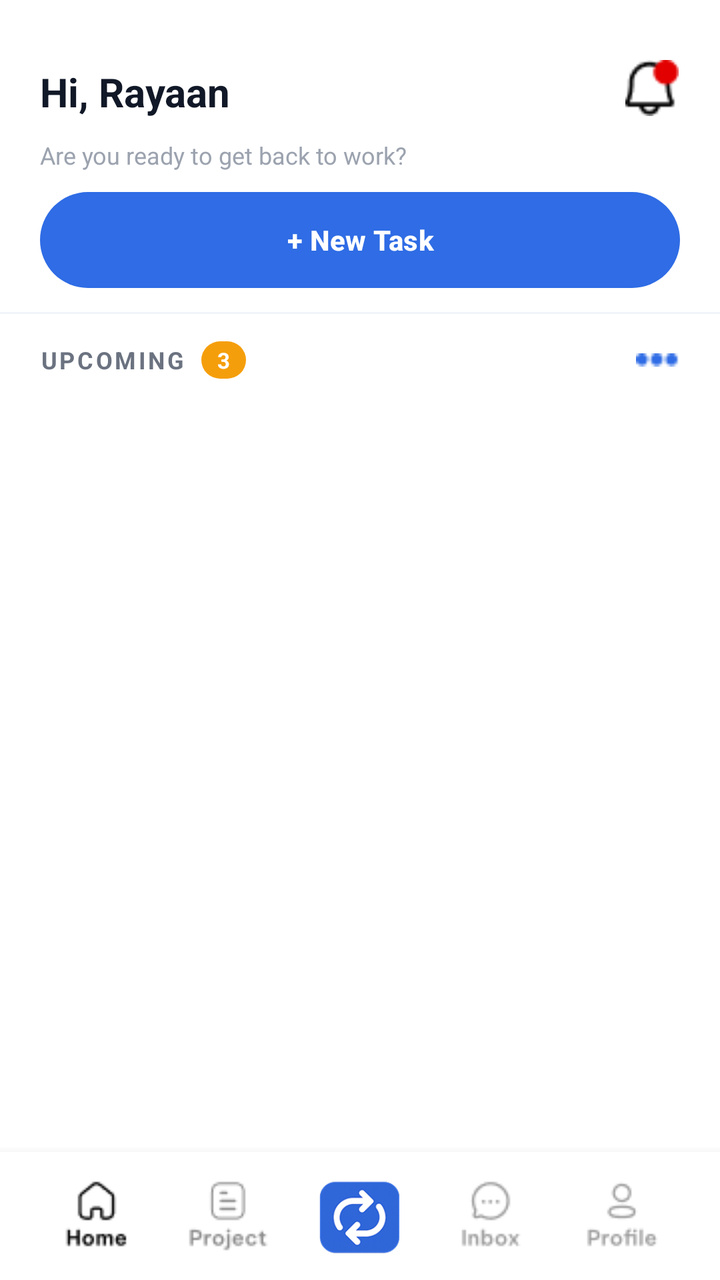
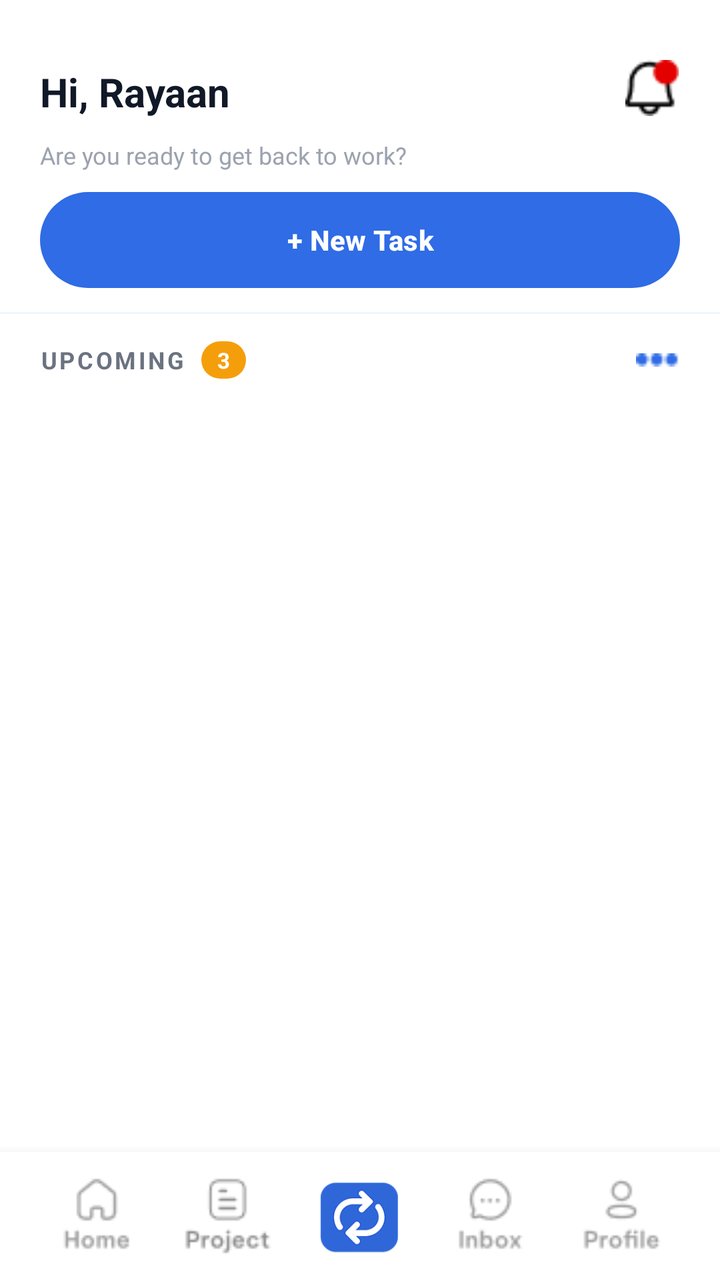

Before-and-after screenshots of an Android layout around one commit, followed by the original layout XML and the change that was made.
<!-- AndroidManifest.xml: application theme Theme.Teamflow -->
<!-- res/layout/activity_home_page.xml -->
<RelativeLayout xmlns:android="http://schemas.android.com/apk/res/android"
    xmlns:app="http://schemas.android.com/apk/res-auto"
    android:layout_width="match_parent"
    android:layout_height="match_parent"
    xmlns:tools="http://schemas.android.com/tools"
    android:id="@+id/main"
    android:background="#FFFFFF"
    tools:context=".home_page">

    
    <LinearLayout
        android:id="@+id/header"
        android:layout_width="match_parent"
        android:layout_height="88dp"
        android:orientation="horizontal"
        android:paddingStart="20dp"
        android:paddingEnd="20dp"
        android:gravity="center_vertical">

        <LinearLayout
            android:layout_marginTop="15dp"
            android:layout_width="0dp"
            android:layout_height="wrap_content"
            android:layout_weight="1"
            android:orientation="vertical">

            <TextView
                android:id="@+id/tvHello"
                android:layout_width="wrap_content"
                android:layout_height="wrap_content"
                android:text="Hi, Rayaan"
                android:textColor="#111827"
                android:textSize="20sp"
                android:textStyle="bold" />

            <TextView
                android:layout_marginTop="10dp"
                android:id="@+id/tvPrompt"
                android:layout_width="wrap_content"
                android:layout_height="wrap_content"
                android:text="Are you ready to get back to work?"
                android:textColor="#9CA3AF"
                android:textSize="12sp" />
        </LinearLayout>

        <RelativeLayout
            android:layout_width="28dp"
            android:layout_height="28dp">

            <ImageView
                android:id="@+id/ivBell"
                android:layout_width="match_parent"
                android:layout_height="match_parent"
                android:src="@drawable/bell_icon" />


        </RelativeLayout>
    </LinearLayout>

    
    <Button
        android:id="@+id/btnNewTask"
        android:layout_width="match_parent"
        android:layout_height="48dp"
        android:layout_below="@id/header"
        android:layout_marginStart="20dp"
        android:layout_marginEnd="20dp"
        android:layout_marginTop="8dp"
        android:text="+ New Task"
        android:textAllCaps="false"
        android:textStyle="bold"
        android:textColor="@android:color/white"
        android:background="@drawable/bg_btn_pill_blue"
        android:backgroundTint="@null" />

    <View
        android:id="@+id/dividerTop"
        android:layout_width="match_parent"
        android:layout_height="1dp"
        android:layout_below="@id/btnNewTask"
        android:layout_marginTop="12dp"
        android:background="#F1F5F9" />

    
    <LinearLayout
        android:id="@+id/sectionHeader"
        android:layout_width="match_parent"
        android:layout_height="wrap_content"
        android:layout_below="@id/dividerTop"
        android:layout_marginStart="20dp"
        android:layout_marginEnd="20dp"
        android:layout_marginTop="12dp"
        android:orientation="horizontal"
        android:gravity="center_vertical">

        <TextView
            android:layout_width="wrap_content"
            android:layout_height="wrap_content"
            android:text="UPCOMING"
            android:letterSpacing="0.1"
            android:textColor="#6B7280"
            android:textSize="12sp"
            android:textStyle="bold" />

        <TextView
            android:id="@+id/tvUpcomingCount"
            android:layout_width="wrap_content"
            android:layout_height="wrap_content"
            android:layout_marginStart="8dp"
            android:paddingStart="8dp"
            android:paddingEnd="8dp"
            android:paddingTop="2dp"
            android:paddingBottom="2dp"
            android:background="@drawable/bg_badge_orange"
            android:text="3"
            android:textColor="#FFFFFF"
            android:textSize="11sp"
            android:textStyle="bold" />

        <View
            android:layout_width="0dp"
            android:layout_height="0dp"
            android:layout_weight="1" />

        <ImageView
            android:id="@+id/btnMore"
            android:layout_width="22dp"
            android:layout_height="22dp"
            android:src="@drawable/more"
            app:tint="#2F6CE5" />
    </LinearLayout>

    
    <androidx.recyclerview.widget.RecyclerView
        android:id="@+id/rvTasks"
        android:layout_width="match_parent"
        android:layout_height="match_parent"
        android:layout_below="@id/sectionHeader"
        android:layout_above="@id/bottomNav"
        android:paddingStart="16dp"
        android:paddingEnd="16dp"
        android:paddingTop="8dp"
        android:clipToPadding="false" />


    
    <LinearLayout
        android:id="@+id/bottomNav"
        android:layout_width="match_parent"
        android:layout_height="64dp"
        android:layout_alignParentBottom="true"
        android:orientation="horizontal"
        android:background="#FFFFFF"
        android:paddingStart="16dp"
        android:paddingEnd="16dp"
        android:elevation="8dp">

        
        <LinearLayout
            android:id="@+id/navHome"
            android:layout_width="0dp"
            android:layout_height="match_parent"
            android:layout_weight="1"
            android:gravity="center"
            android:orientation="vertical">

            <ImageView
                android:layout_width="wrap_content"
                android:layout_height="wrap_content"
                android:src="@drawable/home_unselect"
                app:tint="@color/black" />
        </LinearLayout>

        
        <LinearLayout
            android:id="@+id/navProjects"
            android:layout_width="0dp"
            android:layout_height="match_parent"
            android:layout_weight="1"
            android:gravity="center"
            android:orientation="vertical">

            <ImageView
                android:layout_width="wrap_content"
                android:layout_height="wrap_content"
                android:src="@drawable/project" />
        </LinearLayout>

        
        <LinearLayout
            android:id="@+id/navCalendar"
            android:layout_width="0dp"
            android:layout_height="match_parent"
            android:layout_weight="1"
            android:gravity="center"
            android:orientation="vertical">

            <ImageView
                android:layout_width="wrap_content"
                android:layout_height="wrap_content"
                android:src="@drawable/logo_main" />
        </LinearLayout>

        
        <LinearLayout
            android:id="@+id/navInbox"
            android:layout_width="0dp"
            android:layout_height="match_parent"
            android:layout_weight="1"
            android:gravity="center"
            android:orientation="vertical">

            <ImageView
                android:layout_width="wrap_content"
                android:layout_height="wrap_content"
                android:src="@drawable/inbox_unselect" />
        </LinearLayout>

        
        <LinearLayout
            android:id="@+id/navProfile"
            android:layout_width="0dp"
            android:layout_height="match_parent"
            android:layout_weight="1"
            android:gravity="center"
            android:orientation="vertical">

            <ImageView
                android:layout_width="wrap_content"
                android:layout_height="wrap_content"
                android:src="@drawable/profile_unselect" />
        </LinearLayout>

    </LinearLayout>


</RelativeLayout>
<!-- resources referenced by this layout -->
<resources>
  <color name="black">#FF000000</color>
  <!-- drawable bell_icon: png bitmap (drawable, 509 bytes) -->
  <!-- drawable bg_badge_orange (drawable) -->
  <shape xmlns:android="http://schemas.android.com/apk/res/android">
      <solid android:color="#F59E0B"/>
      <corners android:radius="12dp"/>
  </shape>
  <!-- drawable bg_btn_pill_blue (drawable) -->
  <shape xmlns:android="http://schemas.android.com/apk/res/android">
      <solid android:color="#2F6CE5"/>
      <corners android:radius="24dp"/>
  </shape>
  <!-- drawable home_unselect: png bitmap (drawable, 898 bytes) -->
  <!-- drawable inbox_unselect: png bitmap (drawable, 952 bytes) -->
  <!-- drawable logo_main: png bitmap (drawable, 15760 bytes) -->
  <!-- drawable more: png bitmap (drawable, 224 bytes) -->
  <!-- drawable profile_unselect: png bitmap (drawable, 1003 bytes) -->
  <!-- drawable project: png bitmap (drawable, 1049 bytes) -->
  <style name="Theme.Teamflow" parent="Base.Theme.Teamflow" />
  <style name="Base.Theme.Teamflow" parent="Theme.Material3.DayNight.NoActionBar">
          
         <item name="colorPrimary">#2F6CE5</item>
      </style>
</resources>

<!-- the commit's change to res/layout/activity_home_page.xml (unified diff, before → after) -->
@@ -165,10 +165,10 @@
             android:orientation="vertical">
 
             <ImageView
-                android:layout_width="wrap_content"
-                android:layout_height="wrap_content"
+                android:layout_width="64dp"
+                android:layout_height="64dp"
                 android:src="@drawable/home_unselect"
-                app:tint="@color/black" />
+                android:scaleType="fitCenter" />
         </LinearLayout>
 
         
@@ -181,9 +181,10 @@
             android:orientation="vertical">
 
             <ImageView
-                android:layout_width="wrap_content"
-                android:layout_height="wrap_content"
-                android:src="@drawable/project" />
+                android:layout_width="64dp"
+                android:layout_height="64dp"
+                android:src="@drawable/project"
+                android:scaleType="fitCenter" />
         </LinearLayout>
 
         
@@ -196,9 +197,10 @@
             android:orientation="vertical">
 
             <ImageView
-                android:layout_width="wrap_content"
-                android:layout_height="wrap_content"
-                android:src="@drawable/logo_main" />
+                android:layout_width="64dp"
+                android:layout_height="64dp"
+                android:src="@drawable/logo_main"
+                android:scaleType="fitCenter" />
         </LinearLayout>
 
         
@@ -211,9 +213,10 @@
             android:orientation="vertical">
 
             <ImageView
-                android:layout_width="wrap_content"
-                android:layout_height="wrap_content"
-                android:src="@drawable/inbox_unselect" />
+                android:layout_width="64dp"
+                android:layout_height="64dp"
+                android:src="@drawable/inbox_unselect"
+                android:scaleType="fitCenter" />
         </LinearLayout>
 
         
@@ -226,9 +229,10 @@
             android:orientation="vertical">
 
             <ImageView
-                android:layout_width="wrap_content"
-                android:layout_height="wrap_content"
-                android:src="@drawable/profile_unselect" />
+                android:layout_width="64dp"
+                android:layout_height="64dp"
+                android:src="@drawable/profile_unselect"
+                android:scaleType="fitCenter" />
         </LinearLayout>
 
     </LinearLayout>
<!-- resource entries referenced after the edit -->
@@ -1,6 +1,5 @@
 <!-- resources referenced by this layout -->
 <resources>
-  <color name="black">#FF000000</color>
   <!-- drawable bell_icon: png bitmap (drawable, 509 bytes) -->
   <!-- drawable bg_badge_orange (drawable) -->
   <shape xmlns:android="http://schemas.android.com/apk/res/android">
